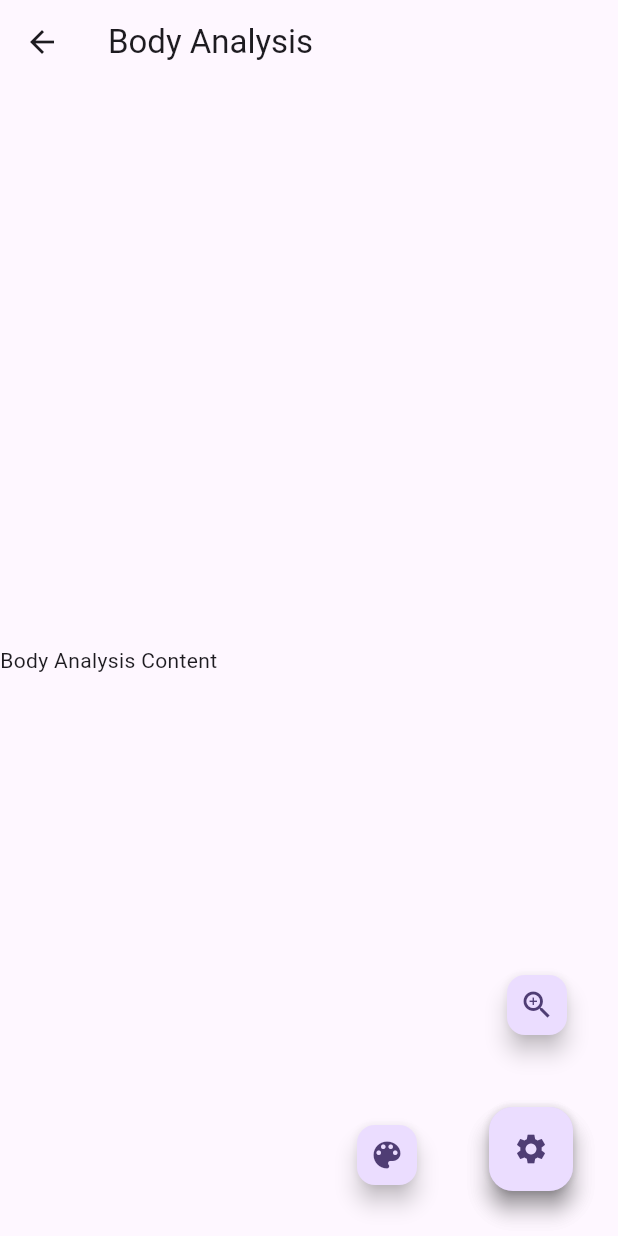
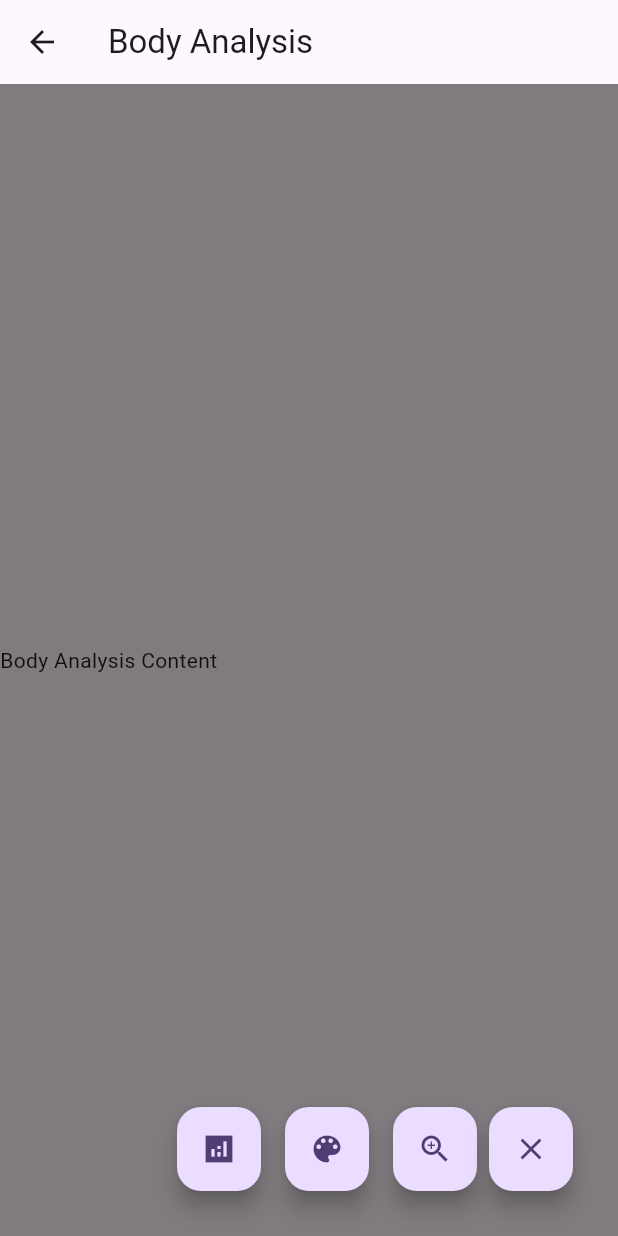
Before and after one commit to KramersMichiel/ipmedth_groep_5_Fysiotherapie, a Flutter app: the BodyAnalysisPage screen opened directly with empty values, after a tap on the "settings" icon, on a phone screen of 412 x 824 dp. Run offline on Flutter 3.47's test engine with Material 3 defaults, Android fonts, the phone set to English and light mode, and no system bars; our stand-ins replace better_player_plus, file_picker, image_picker, video_player; missing offline and left inert: flutter_ffmpeg, google_mlkit_pose_detection.

Commit message:
Corrected styling and functionality-ability to pop-up menu

```diff
--- a/ipmedth_groep5_fysiotherapie_app/lib/widgets/bodyAnalysisMenu.dart
+++ b/ipmedth_groep5_fysiotherapie_app/lib/widgets/bodyAnalysisMenu.dart
@@ -1,5 +1,4 @@
 import 'dart:io';
-
 import 'package:flutter/material.dart';
 import 'package:ipmedth_groep5_fysiotherapie_app/widgets/bodyTrackingManager.dart';
 
@@ -11,66 +10,94 @@ class BodyAnalysisMenu extends StatefulWidget {
 class _BodyAnalysisMenuState extends State<BodyAnalysisMenu>
     with SingleTickerProviderStateMixin {
   bool isOpen = false;
-  late AnimationController _controller;
-  late Animation<double> _animation;
   final bodyTrackingManager bodyManager = bodyTrackingManager();
 
   @override
   void initState() {
     super.initState();
-    _controller = AnimationController(
-      duration: const Duration(milliseconds: 250),
-      vsync: this,
-    );
-    _animation = CurvedAnimation(
-      parent: _controller,
-      curve: Curves.easeInOut,
-    );
-  }
-
-  @override
-  void dispose() {
-    _controller.dispose();
-    super.dispose();
   }
 
   void _toggleMenu() {
     setState(() {
       isOpen = !isOpen;
-      if (isOpen) {
-        _controller.forward();
-      } else {
-        _controller.reverse();
-      }
     });
+  }
+
+  // Test functions for each button
+  void _handleButton1() {
+    print('Button 1 pressed - Color Lens');
+  }
+
+  void _handleButton2() {
+    print('Button 2 pressed - Camera');
     _toggleAnalysis();
   }
 
-  void _toggleAnalysis(){
-    bodyManager.analysePose(File("/data/user/0/com.example.ipmedth_groep5_fysiotherapie_app/app_flutter/frame.png"));
+  void _handleButton3() {
+    print('Button 3 pressed - Zoom');
+  }
 
+  void _toggleAnalysis() {
+    bodyManager.analysePose(File(
+        "/data/user/0/com.example.ipmedth_groep5_fysiotherapie_app/app_flutter/frame.png"));
   }
 
   @override
   Widget build(BuildContext context) {
     return Stack(
+      alignment: Alignment.bottomRight,
       children: [
+        // Background overlay when menu is open
+        if (isOpen)
+          Positioned.fill(
+            child: GestureDetector(
+              onTap: _toggleMenu,
+              child: Container(color: Colors.black.withOpacity(0.5)),
+            ),
+          ),
+        // Buttons and Menu
         Positioned(
           bottom: 30,
           right: 30,
-          child: Stack(
-            alignment: Alignment.bottomRight,
+          child: Row(
+            mainAxisSize: MainAxisSize.min,
+            crossAxisAlignment: CrossAxisAlignment.end,
             children: [
-              _buildOption(Icons.color_lens, 0),
+              // Button 1
+              if (isOpen)
+                Padding(
+                  padding: const EdgeInsets.symmetric(horizontal: 8.0),
+                  child: FloatingActionButton(
+                    heroTag: 'btn1',
+                    onPressed: () => print('testbutton1'),
+                    child: Icon(Icons.analytics_sharp),
+                  ),
+                ),
+              // Button 2
+              if (isOpen)
+                Padding(
+                  padding: const EdgeInsets.symmetric(horizontal: 8.0),
+                  child: FloatingActionButton(
+                    heroTag: 'btn2',
+                    onPressed: () => print('testbutton2'),
+                    child: Icon(Icons.color_lens),
+                  ),
+                ),
+              // Button 3
+              if (isOpen)
+                Padding(
+                  padding: const EdgeInsets.symmetric(horizontal: 8.0),
+                  child: FloatingActionButton(
+                    heroTag: 'btn3',
+                    onPressed: () => print('testbutton3'),
+                    child: Icon(Icons.zoom_in),
+                  ),
+                ),
+              // Main Menu Button
               FloatingActionButton(
-                onPressed: _toggleAnalysis,
-                child: Icon(Icons.camera),
-              ),
-              // _buildOption(Icons.camera, 1),
-              _buildOption(Icons.zoom_in, 2),
-              FloatingActionButton(
+                heroTag: 'menu',
                 onPressed: _toggleMenu,
-                child: Icon(Icons.settings),
+                child: Icon(isOpen ? Icons.close : Icons.settings),
               ),
             ],
           ),
@@ -78,26 +105,4 @@ class _BodyAnalysisMenuState extends State<BodyAnalysisMenu>
       ],
     );
   }
-
-  Widget _buildOption(IconData icon, int index) {
-    final double angle = index * 45.0;
-    final double rad = angle * (3.1415926535897932 / 180.0);
-    return AnimatedBuilder(
-      animation: _animation,
-      builder: (context, child) {
-        return Transform.translate(
-          offset: Offset.fromDirection(
-              rad - 3.1415926535897932, _animation.value * 100),
-          child: Transform.scale(
-            scale: _animation.value,
-            child: FloatingActionButton(
-              mini: true,
-              onPressed: () {},
-              child: Icon(icon),
-            ),
-          ),
-        );
-      },
-    );
-  }
 }
```
